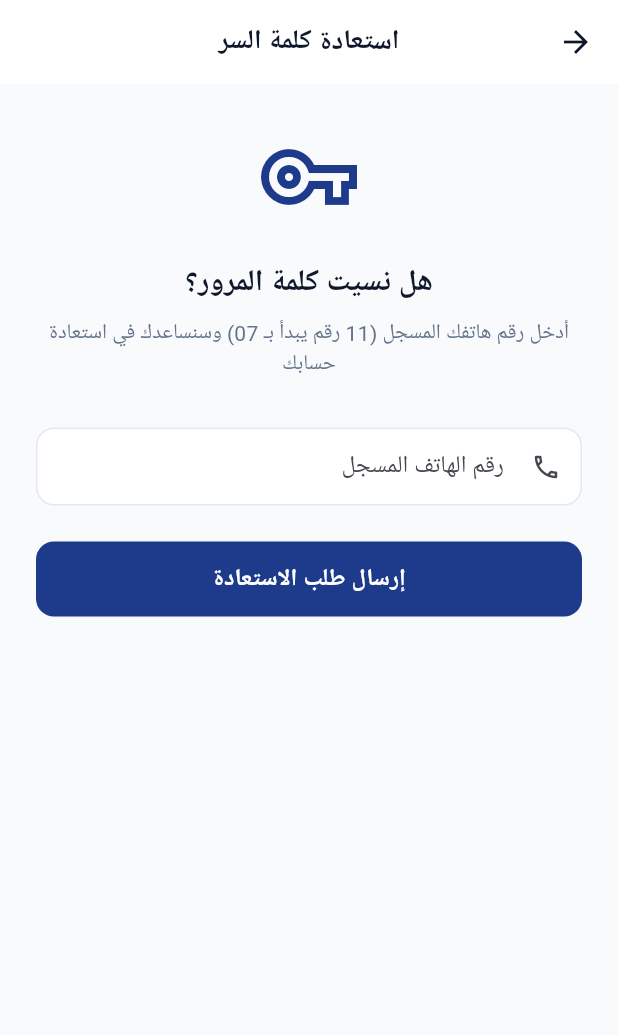
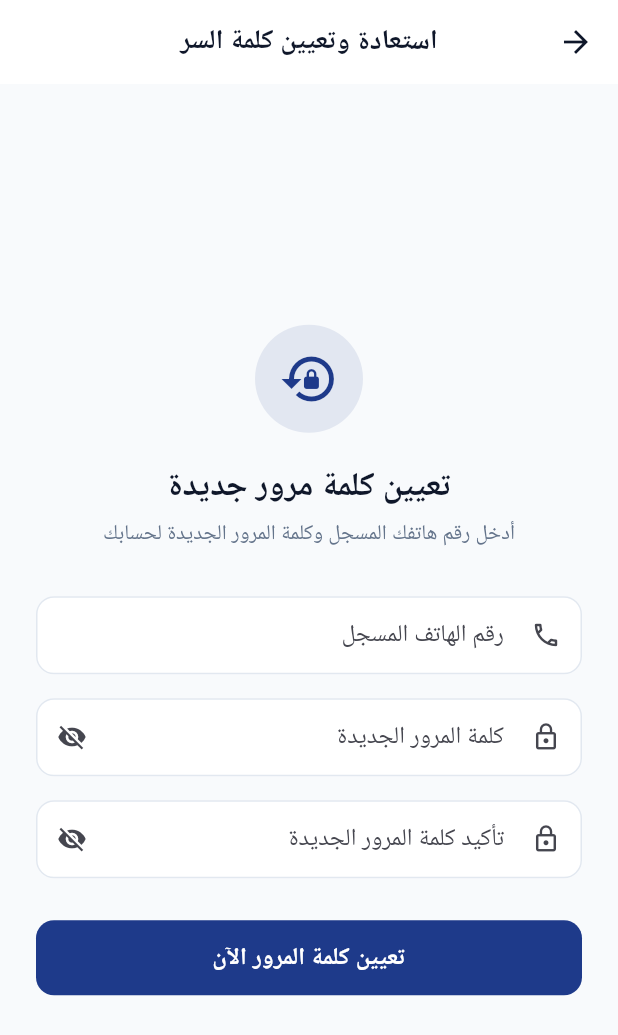
Before and after one commit to ghw-iq/towers_app_web, a Flutter app: the screen it shows after launch, after a tap on "نسيت كلمة السر؟", on a phone screen of 412 x 824 dp. Shown: the top 1035 px of the screen. Run offline on Flutter 3.47's test engine with Material 3 defaults, Android fonts, the phone set to English and light mode, and no system bars; our stand-ins replace flutter_riverpod, google_fonts, supabase_flutter; missing offline and left inert: excel, file_saver; accounts and stored records are empty; Roboto replaces fonts that are missing (Cairo).

Commit message:
update forgot password to work with phone

```diff
--- a/lib/main.dart
+++ b/lib/main.dart
@@ -12,10 +12,10 @@ import 'screens/main_navigation_screen.dart';
 void main() async {
   WidgetsFlutterBinding.ensureInitialized();
 
-  // تهيئة اتصال Supabase
+  // تهيئة اتصال Supabase باستخدام الاسم المحدث publishableKey
   await Supabase.initialize(
     url: AppConfig.supabaseUrl,
-    anonKey: AppConfig.supabaseAnonKey,
+    publishableKey: AppConfig.supabaseAnonKey,
   );
 
   runApp(
--- a/lib/screens/auth/forgot_password_screen.dart
+++ b/lib/screens/auth/forgot_password_screen.dart
@@ -2,7 +2,6 @@ import 'package:flutter/material.dart';
 import 'package:flutter_riverpod/flutter_riverpod.dart';
 
 import '../../core/constants.dart';
-import '../../providers/app_providers.dart';
 
 class ForgotPasswordScreen extends ConsumerStatefulWidget {
   const ForgotPasswordScreen({super.key});
@@ -14,23 +13,44 @@ class ForgotPasswordScreen extends ConsumerStatefulWidget {
 class _ForgotPasswordScreenState extends ConsumerState<ForgotPasswordScreen> {
   final _formKey = GlobalKey<FormState>();
   final _phoneController = TextEditingController();
+  final _newPasswordController = TextEditingController();
+  final _confirmPasswordController = TextEditingController();
+
   bool _isLoading = false;
+  bool _obscurePassword = true;
+  bool _obscureConfirmPassword = true;
 
   @override
   void dispose() {
     _phoneController.dispose();
+    _newPasswordController.dispose();
+    _confirmPasswordController.dispose();
     super.dispose();
   }
 
   Future<void> _handleResetPassword() async {
     if (!_formKey.currentState!.validate()) return;
 
+    if (_newPasswordController.text != _confirmPasswordController.text) {
+      ScaffoldMessenger.of(context).showSnackBar(
+        const SnackBar(
+          content: Text('كلمات المرور غير متطابقة'),
+          backgroundColor: AppColors.debtRed,
+        ),
+      );
+      return;
+    }
+
     setState(() => _isLoading = true);
     try {
-      final email = '${_phoneController.text.trim()}@towerapp.local';
+      final phone = _phoneController.text.trim();
+      final newPass = _newPasswordController.text.trim();
 
-      // إرسال طلب استعادة كلمة المرور عبر Supabase
-      await supabase.auth.resetPasswordForEmail(email);
+      // استدعاء دالة التحديث الآمنة برقم الهاتف مباشرة من سوبابيز
+      await supabase.rpc('reset_password_by_phone', params: {
+        'user_phone': phone,
+        'new_password': newPass,
+      });
 
       if (mounted) {
         showDialog(
@@ -41,19 +61,19 @@ class _ForgotPasswordScreenState extends ConsumerState<ForgotPasswordScreen> {
               children: [
                 Icon(Icons.check_circle, color: AppColors.paidGreen),
                 SizedBox(width: 8),
-                Text('تم الإرسال'),
+                Text('تم التغيير بنجاح'),
               ],
             ),
             content: const Text(
-              'تم استلام طلبك. في حال كان رقم الهاتف مسجلاً مسبقاً، سيتم التحقق وتفعيل كلمة السر الجديدة أو التواصل مع الدعم الفني.',
+              'تم تحديث كلمة المرور الخاصة بحسابك بنجاح. يمكنك الآن تسجيل الدخول بكلمة المرور الجديدة.',
             ),
             actions: [
-              TextButton(
+              ElevatedButton(
                 onPressed: () {
                   Navigator.of(ctx).pop();
-                  Navigator.of(context).pop();
+                  Navigator.of(context).pop(); // العودة لشاشة تسجيل الدخول
                 },
-                child: const Text('حسناً'),
+                child: const Text('تسجيل الدخول الآن'),
               ),
             ],
           ),
@@ -61,9 +81,13 @@ class _ForgotPasswordScreenState extends ConsumerState<ForgotPasswordScreen> {
       }
     } catch (e) {
       if (mounted) {
+        String errorMsg = e.toString();
+        if (errorMsg.contains('رقم الهاتف غير مسجل')) {
+          errorMsg = 'رقم الهاتف هذا غير مسجل لدينا، يرجى التأكد من الرقم';
+        }
         ScaffoldMessenger.of(context).showSnackBar(
           SnackBar(
-            content: Text('حدث خطأ: ${e.toString()}'),
+            content: Text(errorMsg),
             backgroundColor: AppColors.debtRed,
           ),
         );
@@ -77,44 +101,52 @@ class _ForgotPasswordScreenState extends ConsumerState<ForgotPasswordScreen> {
   Widget build(BuildContext context) {
     return Scaffold(
       appBar: AppBar(
-        title: const Text('استعادة كلمة السر'),
+        title: const Text('استعادة وتعيين كلمة السر'),
       ),
       body: SafeArea(
-        child: Padding(
+        child: Center(
+          child: SingleChildScrollView(
             padding: const EdgeInsets.symmetric(horizontal: 24.0, vertical: 20.0),
             child: Form(
               key: _formKey,
               child: Column(
                 crossAxisAlignment: CrossAxisAlignment.stretch,
                 children: [
-                const SizedBox(height: 10),
-                const Icon(
-                  Icons.vpn_key_outlined,
-                  size: 64,
+                  Container(
+                    width: 72,
+                    height: 72,
+                    decoration: BoxDecoration(
+                      color: AppColors.primary.withValues(alpha: 0.1),
+                      shape: BoxShape.circle,
+                    ),
+                    child: const Icon(
+                      Icons.lock_reset,
+                      size: 40,
                       color: AppColors.primary,
                     ),
-                const SizedBox(height: 24),
+                  ),
+                  const SizedBox(height: 20),
                   const Text(
-                  'هل نسيت كلمة المرور؟',
+                    'تعيين كلمة مرور جديدة',
                     textAlign: TextAlign.center,
                     style: TextStyle(
-                    fontSize: 20,
+                      fontSize: 22,
                       fontWeight: FontWeight.bold,
                       color: AppColors.textPrimary,
                     ),
                   ),
-                const SizedBox(height: 8),
+                  const SizedBox(height: 6),
                   const Text(
-                  'أدخل رقم هاتفك المسجل (11 رقم يبدأ بـ 07) وسنساعدك في استعادة حسابك',
+                    'أدخل رقم هاتفك المسجل وكلمة المرور الجديدة لحسابك',
                     textAlign: TextAlign.center,
                     style: TextStyle(
                       fontSize: 14,
                       color: AppColors.textSecondary,
                     ),
                   ),
-                const SizedBox(height: 32),
+                  const SizedBox(height: 30),
 
-                // حقل رقم الهاتف
+                  // حقل رقم الهاتف (11 رقم يبدأ بـ 07)
                   TextFormField(
                     controller: _phoneController,
                     keyboardType: TextInputType.phone,
@@ -125,9 +157,51 @@ class _ForgotPasswordScreenState extends ConsumerState<ForgotPasswordScreen> {
                     ),
                     validator: AppValidators.validatePhone,
                   ),
-                const SizedBox(height: 24),
+                  const SizedBox(height: 16),
 
-                // زر تأكيد الاستعادة
+                  // حقل كلمة السر الجديدة
+                  TextFormField(
+                    controller: _newPasswordController,
+                    obscureText: _obscurePassword,
+                    decoration: InputDecoration(
+                      labelText: 'كلمة المرور الجديدة',
+                      prefixIcon: const Icon(Icons.lock_outline, size: 20),
+                      suffixIcon: IconButton(
+                        icon: Icon(
+                          _obscurePassword ? Icons.visibility_off : Icons.visibility,
+                          size: 20,
+                        ),
+                        onPressed: () {
+                          setState(() => _obscurePassword = !_obscurePassword);
+                        },
+                      ),
+                    ),
+                    validator: AppValidators.validatePassword,
+                  ),
+                  const SizedBox(height: 16),
+
+                  // حقل تأكيد كلمة السر
+                  TextFormField(
+                    controller: _confirmPasswordController,
+                    obscureText: _obscureConfirmPassword,
+                    decoration: InputDecoration(
+                      labelText: 'تأكيد كلمة المرور الجديدة',
+                      prefixIcon: const Icon(Icons.lock_outline, size: 20),
+                      suffixIcon: IconButton(
+                        icon: Icon(
+                          _obscureConfirmPassword ? Icons.visibility_off : Icons.visibility,
+                          size: 20,
+                        ),
+                        onPressed: () {
+                          setState(() => _obscureConfirmPassword = !_obscureConfirmPassword);
+                        },
+                      ),
+                    ),
+                    validator: (v) => AppValidators.validateRequired(v, 'تأكيد كلمة المرور'),
+                  ),
+                  const SizedBox(height: 28),
+
+                  // زر الحفظ وتغيير كلمة السر
                   ElevatedButton(
                     onPressed: _isLoading ? null : _handleResetPassword,
                     child: _isLoading
@@ -139,9 +213,10 @@ class _ForgotPasswordScreenState extends ConsumerState<ForgotPasswordScreen> {
                               color: Colors.white,
                             ),
                           )
-                      : const Text('إرسال طلب الاستعادة'),
+                        : const Text('تعيين كلمة المرور الآن'),
                   ),
                 ],
+              ),
             ),
           ),
         ),
--- a/lib/screens/auth/login_screen.dart
+++ b/lib/screens/auth/login_screen.dart
@@ -69,7 +69,7 @@ class _LoginScreenState extends ConsumerState<LoginScreen> {
                     width: 80,
                     height: 80,
                     decoration: BoxDecoration(
-                      color: AppColors.primary.withOpacity(0.1),
+                      color: AppColors.primary.withValues(alpha: 0.1),
                       shape: BoxShape.circle,
                     ),
                     child: const Icon(
--- a/lib/screens/home/home_screen.dart
+++ b/lib/screens/home/home_screen.dart
@@ -304,7 +304,7 @@ class _HomeScreenState extends ConsumerState<HomeScreen> {
         border: Border.all(color: AppColors.border),
         boxShadow: [
           BoxShadow(
-            color: Colors.black.withOpacity(0.02),
+            color: Colors.black.withValues(alpha: 0.02),
             blurRadius: 8,
             offset: const Offset(0, 2),
           ),
@@ -315,7 +315,7 @@ class _HomeScreenState extends ConsumerState<HomeScreen> {
         children: [
           CircleAvatar(
             radius: 18,
-            backgroundColor: color.withOpacity(0.12),
+            backgroundColor: color.withValues(alpha: 0.12),
             child: Icon(icon, color: color, size: 18),
           ),
           const SizedBox(height: 12),
@@ -376,7 +376,7 @@ class _HomeScreenState extends ConsumerState<HomeScreen> {
                       Container(
                         padding: const EdgeInsets.symmetric(horizontal: 6, vertical: 2),
                         decoration: BoxDecoration(
-                          color: AppColors.primary.withOpacity(0.08),
+                          color: AppColors.primary.withValues(alpha: 0.08),
                           borderRadius: BorderRadius.circular(6),
                         ),
                         child: Text(
--- a/lib/screens/main_navigation_screen.dart
+++ b/lib/screens/main_navigation_screen.dart
@@ -33,7 +33,7 @@ class _MainNavigationScreenState extends ConsumerState<MainNavigationScreen> {
         decoration: BoxDecoration(
           boxShadow: [
             BoxShadow(
-              color: Colors.black.withOpacity(0.05),
+              color: Colors.black.withValues(alpha: 0.05),
               blurRadius: 10,
               offset: const Offset(0, -4),
             ),
@@ -42,7 +42,7 @@ class _MainNavigationScreenState extends ConsumerState<MainNavigationScreen> {
         child: NavigationBar(
           selectedIndex: _currentIndex,
           backgroundColor: AppColors.surface,
-          indicatorColor: AppColors.primary.withOpacity(0.12),
+          indicatorColor: AppColors.primary.withValues(alpha: 0.12),
           elevation: 0,
           onDestinationSelected: (int index) {
             setState(() {
```
Also changed, not shown: lib/providers/app_providers.dart (+31 -7 lines), lib/screens/profile/profile_screen.dart (+14 -6 lines), lib/screens/towers/subscriber_details_screen.dart (+8 -8 lines), lib/screens/towers/towers_screen.dart (+4 -9 lines), lib/widgets/app_dialogs.dart (+4 -8 lines), 1 other file. Lines whose indentation alone changed are shown as unchanged.
